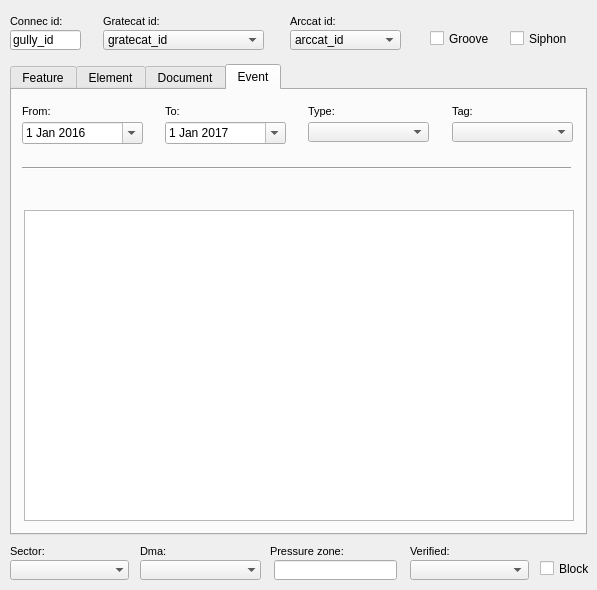
The window that ui/ud_man_gully.ui (Giswater/giswater_qgis_plugin) describes before a commit, drawn with Qt 5.
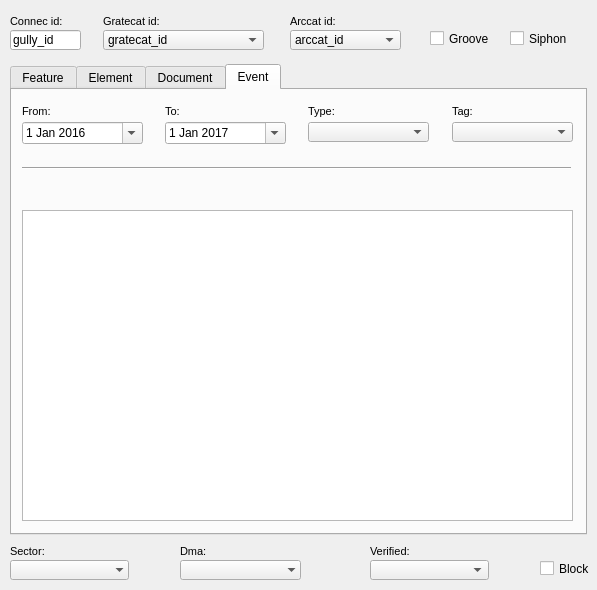
The same window after the commit. The open tabs and pages were chosen to show the change.

```diff
--- a/ui/ud_man_gully.ui
+++ b/ui/ud_man_gully.ui
@@ -1577,16 +1577,6 @@
     <attribute name="title">
      <string>Event</string>
     </attribute>
-    <widget class="QTableWidget" name="tbl_event">
-     <property name="geometry">
-      <rect>
-       <x>12</x>
-       <y>120</y>
-       <width>550</width>
-       <height>311</height>
-      </rect>
-     </property>
-    </widget>
     <widget class="QLabel" name="label_event_tag">
      <property name="geometry">
       <rect>
@@ -1798,6 +1788,16 @@
       <enum>Qt::Horizontal</enum>
      </property>
     </widget>
+    <widget class="QTableView" name="tbl_event">
+     <property name="geometry">
+      <rect>
+       <x>10</x>
+       <y>120</y>
+       <width>551</width>
+       <height>311</height>
+      </rect>
+     </property>
+    </widget>
    </widget>
   </widget>
   <widget class="QLineEdit" name="gully_id">
@@ -1924,7 +1924,7 @@
   <widget class="QLabel" name="label_verified">
    <property name="geometry">
     <rect>
-     <x>410</x>
+     <x>370</x>
      <y>540</y>
      <width>90</width>
      <height>22</height>
@@ -1957,56 +1957,10 @@
     <number>3</number>
    </property>
   </widget>
-  <widget class="QLineEdit" name="presszonecat_id">
-   <property name="geometry">
-    <rect>
-     <x>274</x>
-     <y>560</y>
-     <width>123</width>
-     <height>20</height>
-    </rect>
-   </property>
-  </widget>
-  <widget class="QLabel" name="label_presszone">
-   <property name="geometry">
-    <rect>
-     <x>270</x>
-     <y>540</y>
-     <width>90</width>
-     <height>22</height>
-    </rect>
-   </property>
-   <property name="font">
-    <font>
-     <pointsize>8</pointsize>
-    </font>
-   </property>
-   <property name="frameShape">
-    <enum>QFrame::NoFrame</enum>
-   </property>
-   <property name="frameShadow">
-    <enum>QFrame::Plain</enum>
-   </property>
-   <property name="text">
-    <string>Pressure zone:</string>
-   </property>
-   <property name="textFormat">
-    <enum>Qt::AutoText</enum>
-   </property>
-   <property name="scaledContents">
-    <bool>false</bool>
-   </property>
-   <property name="alignment">
-    <set>Qt::AlignLeading|Qt::AlignLeft|Qt::AlignVCenter</set>
-   </property>
-   <property name="margin">
-    <number>3</number>
-   </property>
-  </widget>
   <widget class="QComboBox" name="dma_id">
    <property name="geometry">
     <rect>
-     <x>140</x>
+     <x>180</x>
      <y>560</y>
      <width>121</width>
      <height>20</height>
@@ -2044,7 +1998,7 @@
   <widget class="QLabel" name="label_dma_id">
    <property name="geometry">
     <rect>
-     <x>140</x>
+     <x>180</x>
      <y>540</y>
      <width>90</width>
      <height>22</height>
@@ -2080,7 +2034,7 @@
   <widget class="QComboBox" name="verified">
    <property name="geometry">
     <rect>
-     <x>410</x>
+     <x>370</x>
      <y>560</y>
      <width>119</width>
      <height>20</height>
```
Left out of the diff: 8 changed lines with no effect on the pictures.
